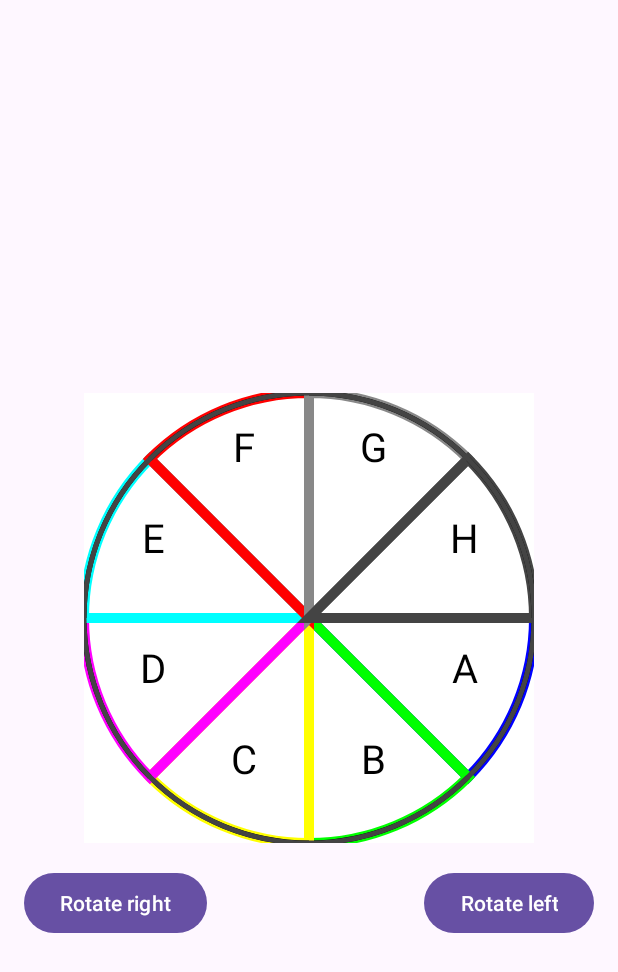
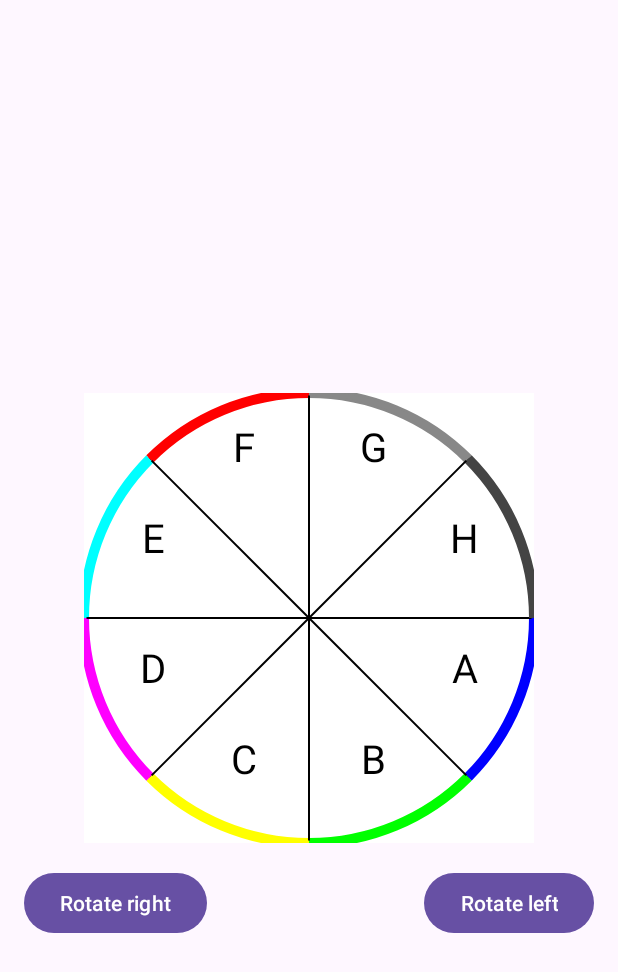
Before and after one commit to alanoudnasser/graphicalPassword, an Android app: the screen it shows after launch (MainActivity), on a phone screen of 412 x 824 dp. Shown: the top 972 px of the screen. Run offline under Robolectric (Android 15) with nearby library versions, the phone set to English and light mode, and no system bars.

Commit message:
black lines to divide the 8 sectors

```diff
--- a/app/src/main/java/com/example/graphpassword/WheelView.java
+++ b/app/src/main/java/com/example/graphpassword/WheelView.java
@@ -79,8 +79,7 @@ public class WheelView extends View {
         int startAngle = 0;
         int sweepAngle = 360 / NUM_SECTORS;
 
-        edgePaint.setStrokeWidth(10);  // Adjust the stroke width to make the edges thinner
-        edgePaint.setColor(Color.BLACK);  // Set the color to black for darker edges
+        edgePaint.setStrokeWidth(10);  // Adjust the stroke width to make the edges thicker
 
         for (int i = 0; i < NUM_SECTORS; i++) {
             int endAngle = startAngle + sweepAngle;
@@ -94,9 +93,14 @@ public class WheelView extends View {
                     width / 2 + radius,
                     height / 2 + radius
             );
-            canvas.drawArc(sectorRect, startAngle, sweepAngle, true, edgePaint);
+
+            // Draw the sector edge without filling
+            canvas.drawArc(sectorRect, startAngle, sweepAngle, false, edgePaint);
 
             // Draw black lines to divide the sector
+            linePaint.setColor(Color.BLACK);
+            linePaint.setStrokeWidth(2);  // Adjust the stroke width for the lines
+
             Path linePath = new Path();
             linePath.arcTo(sectorRect, startAngle, sweepAngle);
             canvas.drawPath(linePath, linePaint);
@@ -113,16 +117,27 @@ public class WheelView extends View {
             canvas.drawText(ALPHABETS[i], x, y, textPaint);
             canvas.restore();  // Restore the canvas state
 
+            // Draw lines to divide the sector
+            float lineStartX = width / 2f;
+            float lineStartY = height / 2f;
+            float lineEndX = (float) (lineStartX + radius * Math.cos(Math.toRadians(startAngle)));
+            float lineEndY = (float) (lineStartY + radius * Math.sin(Math.toRadians(startAngle)));
+
+            canvas.drawLine(lineStartX, lineStartY, lineEndX, lineEndY, linePaint);
+
             // Update the start angle for the next sector
             startAngle = endAngle;
         }
 
-        // Draw an outer stroke for the circle
+        // Draw an outer stroke for the circle with different colors
         edgePaint.setStrokeWidth(5);  // Adjust the stroke width as needed
         edgePaint.setStyle(Paint.Style.STROKE);
-        canvas.drawCircle(width / 2f, height / 2f, radius, edgePaint);
+
+        for (int i = 0; i < NUM_SECTORS; i++) {
+            edgePaint.setColor(SECTOR_COLORS[i % SECTOR_COLORS.length]);
+            canvas.drawArc(sectorRect, i * sweepAngle, sweepAngle, false, edgePaint);
+        }
     }
-
     public void rotateClockwise() {
         rotationAngle += 10;
         invalidate();
```
